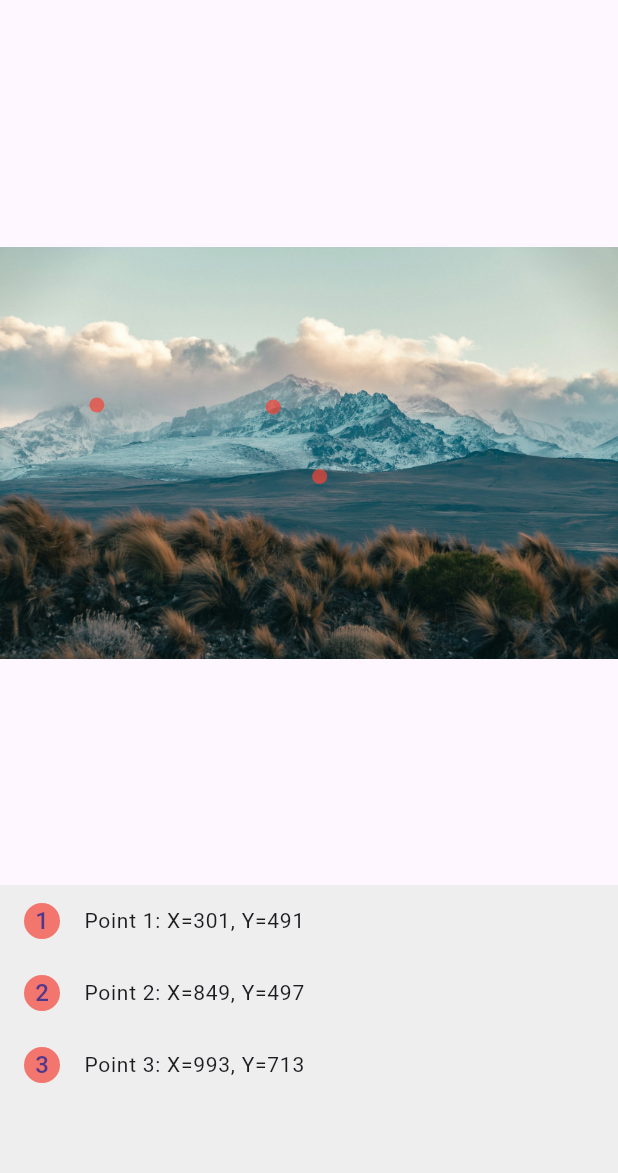
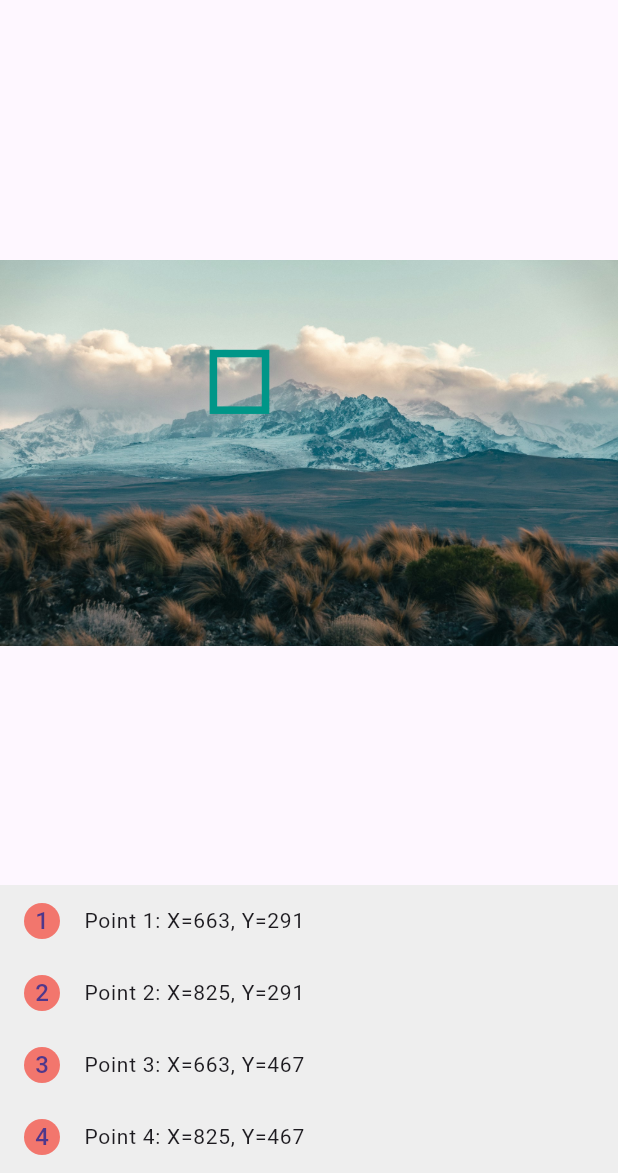
Before and after one commit to bluetoothfx/flutter_custom_paint, a Flutter app: the screen it shows after launch, after a tap on the "refresh" icon, on a phone screen of 412 x 824 dp, the part 63-1236 px from its top. Run offline on Flutter 3.47's test engine with Material 3 defaults, Android fonts, the phone set to English and light mode, and no system bars.

Commit message:
load point with rectangle

```diff
--- /dev/null
+++ b/lib/image_editor/image_marker_screen.dart
@@ -0,0 +1,240 @@
+import 'dart:convert';
+
+import 'package:flutter/material.dart';
+
+class ImageMarkerScreen extends StatefulWidget {
+  const ImageMarkerScreen({super.key});
+
+  @override
+  State<ImageMarkerScreen> createState() => _ImageMarkerScreenState();
+}
+
+class _ImageMarkerScreenState extends State<ImageMarkerScreen> {
+  List<Map<String, dynamic>> points = [];
+  Rect? imageRect;
+  final double originalWidth = 1920;
+  final double originalHeight = 1200;
+
+  void clearPoints() {
+    setState(() {
+      points.clear();
+    });
+  }
+
+  void savePoints() {
+    // Convert points to JSON format (only save original coordinates)
+    List<Map<String, dynamic>> pointsToSave = points.map((point) {
+      return {'x': point['originalPosition']['x'], 'y': point['originalPosition']['y']};
+    }).toList();
+
+    // Example: Convert to JSON string
+    String jsonPoints = jsonEncode(pointsToSave);
+    print('Saved points: $jsonPoints');
+  }
+
+  void loadPoints() {
+    // Example JSON string (this would come from storage/server)
+    String jsonPoints = '[{"x":663,"y":291},{"x":825,"y":291},{"x":663,"y":467},{"x":825,"y":467}]'; //co-ordinates considering image size 1920x1200
+
+    List<dynamic> loadedPoints = jsonDecode(jsonPoints);
+
+    setState(() {
+      points.clear();
+      for (var point in loadedPoints) {
+        // Convert original coordinates back to screen coordinates
+        double relativeX = point['x'] / originalWidth;
+        double relativeY = point['y'] / originalHeight;
+
+        if (imageRect != null) {
+          Offset screenPosition = Offset(
+            imageRect!.left + (relativeX * imageRect!.width),
+            imageRect!.top + (relativeY * imageRect!.height),
+          );
+
+          points.add({
+            'screenPosition': screenPosition,
+            'originalPosition': {'x': point['x'], 'y': point['y']},
+          });
+        }
+      }
+    });
+  }
+
+  void addPoint(Offset screenPosition) {
+    if (imageRect == null) return;
+
+    double relativeX = (screenPosition.dx - imageRect!.left) / imageRect!.width;
+    double relativeY = (screenPosition.dy - imageRect!.top) / imageRect!.height;
+
+    int actualX = (relativeX * originalWidth).round();
+    int actualY = (relativeY * originalHeight).round();
+
+    setState(() {
+      points.add({
+        'screenPosition': screenPosition,
+        'originalPosition': {'x': actualX, 'y': actualY},
+      });
+    });
+
+    print('Screen position: $screenPosition');
+    print('Original image coordinates: x=$actualX, y=$actualY');
+
+    savePoints();
+  }
+
+  @override
+  Widget build(BuildContext context) {
+    return Scaffold(
+      appBar: AppBar(
+        title: const Text('Draw Circles'),
+        actions: [
+          IconButton(
+            icon: const Icon(Icons.refresh),
+            onPressed: loadPoints,
+            tooltip: 'Load Points',
+          ),
+          IconButton(
+            icon: const Icon(Icons.clear),
+            onPressed: clearPoints,
+            tooltip: 'Clear Points',
+          ),
+        ],
+      ),
+      body: Column(
+        children: [
+          Expanded(
+            flex: 3,
+            child: LayoutBuilder(
+              builder: (context, constraints) {
+                double imageAspectRatio = originalWidth / originalHeight;
+                double screenAspectRatio = constraints.maxWidth / constraints.maxHeight;
+
+                late double imageWidth;
+                late double imageHeight;
+                late double offsetX;
+                late double offsetY;
+
+                if (screenAspectRatio > imageAspectRatio) {
+                  imageHeight = constraints.maxHeight;
+                  imageWidth = imageHeight * imageAspectRatio;
+                  offsetX = (constraints.maxWidth - imageWidth) / 2;
+                  offsetY = 0;
+                } else {
+                  imageWidth = constraints.maxWidth;
+                  imageHeight = imageWidth / imageAspectRatio;
+                  offsetX = 0;
+                  offsetY = (constraints.maxHeight - imageHeight) / 2;
+                }
+
+                imageRect = Rect.fromLTWH(offsetX, offsetY, imageWidth, imageHeight);
+
+                return Stack(
+                  children: [
+                    Positioned(
+                      left: offsetX,
+                      top: offsetY,
+                      width: imageWidth,
+                      height: imageHeight,
+                      child: Image.asset('assets/images/mountain.jpg', fit: BoxFit.fill),
+                    ),
+                    GestureDetector(
+                      onTapDown: (details) {
+                        if (imageRect!.contains(details.localPosition)) {
+                          addPoint(details.localPosition);
+                        }
+                      },
+                      child: CustomPaint(
+                        painter: RectanglePainter(points), // Remove the .map() transformation
+                        size: Size(constraints.maxWidth, constraints.maxHeight),
+                      ),
+                    ),
+                  ],
+                );
+              },
+            ),
+          ),
+          Expanded(
+            flex: 1,
+            child: Container(
+              color: Colors.grey[200],
+              child: ListView.builder(
+                shrinkWrap: true,
+                itemCount: points.length,
+                itemBuilder: (context, index) {
+                  final point = points[index];
+                  final originalPos = point['originalPosition'];
+                  return ListTile(
+                    dense: true,
+                    leading: CircleAvatar(
+                      backgroundColor: Colors.red.withOpacity(0.7),
+                      radius: 12,
+                      child: Text('${index + 1}'),
+                    ),
+                    title: Text(
+                      'Point ${index + 1}: X=${originalPos['x']}, Y=${originalPos['y']}',
+                      style: const TextStyle(fontSize: 14),
+                    ),
+                  );
+                },
+              ),
+            ),
+          ),
+        ],
+      ),
+    );
+  }
+}
+
+class CirclePainter extends CustomPainter {
+  final List<Map<String, dynamic>> points;
+
+  CirclePainter(this.points);
+
+  @override
+  void paint(Canvas canvas, Size size) {
+    final paint = Paint()
+      ..color = Colors.red.withOpacity(0.7)
+      ..style = PaintingStyle.fill;
+
+    for (var point in points) {
+      canvas.drawCircle(point['screenPosition'] as Offset, 5, paint);
+    }
+  }
+
+  @override
+  bool shouldRepaint(CustomPainter oldDelegate) => true;
+}
+
+class RectanglePainter extends CustomPainter {
+  final List<Map<String, dynamic>> pointCollection;
+  RectanglePainter(this.pointCollection);
+
+  @override
+  void paint(Canvas canvas, Size size) {
+
+    final points = pointCollection
+        .where((p) => p['screenPosition'] is Offset)
+        .map((p) => p['screenPosition'] as Offset)
+        .toList();
+
+    if (points.length < 4) return;
+
+    var paint = Paint()
+      ..color = Colors.teal
+      ..strokeWidth = 5
+      ..style = PaintingStyle.stroke
+      ..strokeCap = StrokeCap.round;
+
+    final path = Path()
+      ..moveTo(points[0].dx, points[0].dy)
+      ..lineTo(points[1].dx, points[1].dy)
+      ..lineTo(points[3].dx, points[3].dy)
+      ..lineTo(points[2].dx, points[2].dy)
+      ..close();
+
+    canvas.drawPath(path, paint);
+  }
+
+  @override
+  bool shouldRepaint(CustomPainter oldDelegate) => true;
+}
--- a/lib/main.dart
+++ b/lib/main.dart
@@ -9,6 +9,7 @@ import 'package:flutter_custom_paint/line_sample/stroke_painter.dart';
 import 'animated_shape_painter/animated_painter.dart';
 import 'circle_sample/circle_sample.dart';
 import 'image_editor/image_editor_screen.dart';
+import 'image_editor/image_marker_screen.dart';
 import 'polygon_sample/polygon_painter.dart';
 
 void main() => runApp(MyApp());
@@ -20,7 +21,7 @@ class MyApp extends StatelessWidget {
       title: 'Flutter Custom Painter',
       theme: ThemeData(primarySwatch: Colors.pink),
       //home: MyAnimatedPainter(),
-      home: DrawingScreen(),
+      home: ImageMarkerScreen(),
     );
   }
 }
```
